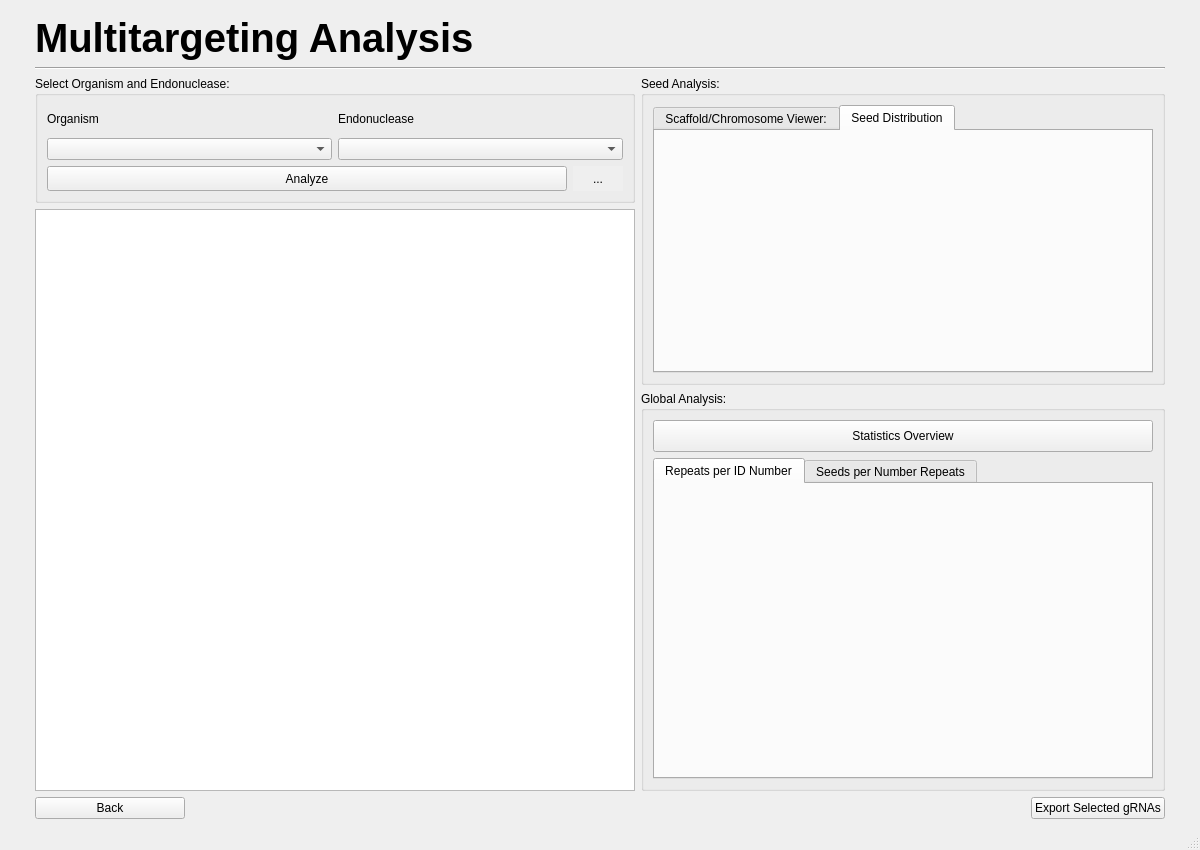
First picture: the form in multitargetingwindow.ui, repository TrinhLab/CASPERapp, before the edit.
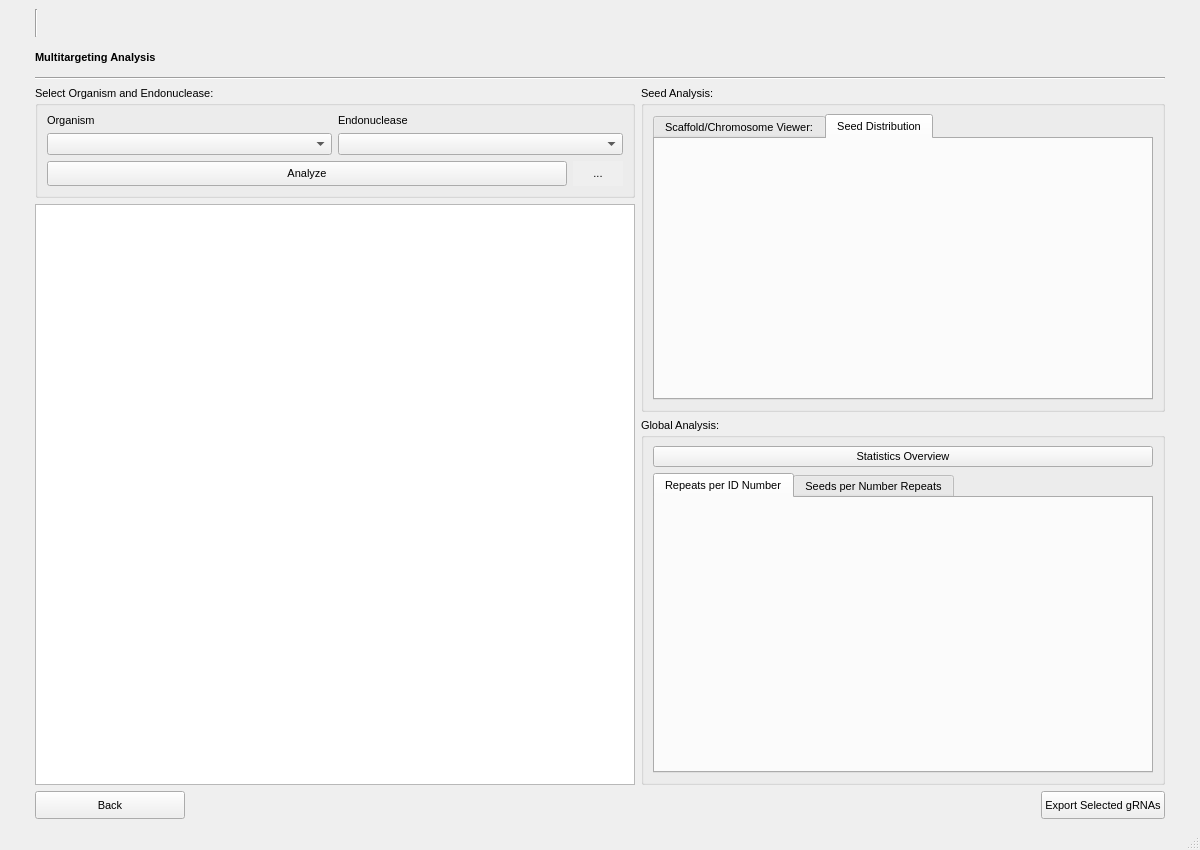
Second picture: the form after the edit. Icons and pictures are not drawn.

```diff
--- a/multitargetingwindow.ui
+++ b/multitargetingwindow.ui
@@ -25,6 +25,11 @@
    <string notr="true"/>
   </property>
   <widget class="QWidget" name="centralwidget">
+   <property name="font">
+    <font>
+     <pointsize>8</pointsize>
+    </font>
+   </property>
    <layout class="QGridLayout" name="gridLayout">
     <item row="13" column="2" alignment="Qt::AlignRight">
      <widget class="QPushButton" name="export_button">
@@ -37,6 +42,7 @@
       <property name="font">
        <font>
         <family>Arial</family>
+        <pointsize>8</pointsize>
         <weight>50</weight>
         <italic>false</italic>
         <bold>false</bold>
@@ -58,6 +64,7 @@
       <property name="font">
        <font>
         <family>Arial</family>
+        <pointsize>8</pointsize>
         <weight>50</weight>
         <italic>false</italic>
         <bold>false</bold>
@@ -97,6 +104,12 @@
     </item>
     <item row="5" column="1">
      <widget class="QTableWidget" name="table">
+      <property name="sizePolicy">
+       <sizepolicy hsizetype="Preferred" vsizetype="Preferred">
+        <horstretch>0</horstretch>
+        <verstretch>0</verstretch>
+       </sizepolicy>
+      </property>
       <property name="minimumSize">
        <size>
         <width>600</width>
@@ -106,6 +119,7 @@
       <property name="font">
        <font>
         <family>Arial</family>
+        <pointsize>8</pointsize>
         <weight>50</weight>
         <italic>false</italic>
         <bold>false</bold>
@@ -134,7 +148,7 @@
       <item row="0" column="0">
        <widget class="QGroupBox" name="groupBox_2">
         <property name="sizePolicy">
-         <sizepolicy hsizetype="Expanding" vsizetype="Preferred">
+         <sizepolicy hsizetype="Expanding" vsizetype="Expanding">
           <horstretch>0</horstretch>
           <verstretch>0</verstretch>
          </sizepolicy>
@@ -148,6 +162,7 @@
         <property name="font">
          <font>
           <family>Arial</family>
+          <pointsize>8</pointsize>
           <weight>50</weight>
           <italic>false</italic>
           <bold>false</bold>
@@ -162,9 +177,15 @@
         <layout class="QGridLayout" name="gridLayout_6">
          <item row="2" column="0">
           <widget class="QTabWidget" name="tabWidget_2">
+           <property name="sizePolicy">
+            <sizepolicy hsizetype="Preferred" vsizetype="Preferred">
+             <horstretch>0</horstretch>
+             <verstretch>0</verstretch>
+            </sizepolicy>
+           </property>
            <property name="minimumSize">
             <size>
-             <width>500</width>
+             <width>0</width>
              <height>0</height>
             </size>
            </property>
@@ -208,6 +229,12 @@
             <layout class="QVBoxLayout" name="verticalLayout_2">
              <item>
               <widget class="QWidget" name="repeats_vs_chromo" native="true">
+               <property name="sizePolicy">
+                <sizepolicy hsizetype="Preferred" vsizetype="Preferred">
+                 <horstretch>0</horstretch>
+                 <verstretch>0</verstretch>
+                </sizepolicy>
+               </property>
                <property name="minimumSize">
                 <size>
                  <width>0</width>
@@ -226,7 +253,7 @@
       <item row="1" column="0">
        <widget class="QGroupBox" name="groupBox_3">
         <property name="sizePolicy">
-         <sizepolicy hsizetype="Expanding" vsizetype="Preferred">
+         <sizepolicy hsizetype="Expanding" vsizetype="Expanding">
           <horstretch>0</horstretch>
           <verstretch>0</verstretch>
          </sizepolicy>
@@ -234,13 +261,13 @@
         <property name="minimumSize">
          <size>
           <width>0</width>
-          <height>400</height>
+          <height>0</height>
          </size>
         </property>
         <property name="maximumSize">
          <size>
           <width>16777215</width>
-          <height>400</height>
+          <height>16777215</height>
          </size>
         </property>
         <property name="toolTip">
@@ -264,6 +291,7 @@
            <property name="font">
             <font>
              <family>Arial</family>
+             <pointsize>8</pointsize>
              <weight>50</weight>
              <italic>false</italic>
              <bold>false</bold>
@@ -329,7 +357,7 @@
       <property name="font">
        <font>
         <family>Arial</family>
-        <pointsize>30</pointsize>
+        <pointsize>8</pointsize>
         <weight>75</weight>
         <italic>false</italic>
         <bold>true</bold>
@@ -345,10 +373,16 @@
     </item>
     <item row="4" column="1">
      <widget class="QGroupBox" name="groupBox">
+      <property name="sizePolicy">
+       <sizepolicy hsizetype="Preferred" vsizetype="Fixed">
+        <horstretch>0</horstretch>
+        <verstretch>0</verstretch>
+       </sizepolicy>
+      </property>
       <property name="minimumSize">
        <size>
-        <width>441</width>
-        <height>127</height>
+        <width>0</width>
+        <height>0</height>
        </size>
       </property>
       <property name="toolTip">
@@ -365,13 +399,21 @@
       </property>
       <layout class="QGridLayout" name="gridLayout_2">
        <item row="2" column="1">
-        <widget class="QComboBox" name="endo_drop"/>
+        <widget class="QComboBox" name="endo_drop">
+         <property name="sizePolicy">
+          <sizepolicy hsizetype="Preferred" vsizetype="Preferred">
+           <horstretch>0</horstretch>
+           <verstretch>0</verstretch>
+          </sizepolicy>
+         </property>
+        </widget>
        </item>
        <item row="0" column="1">
         <widget class="QLabel" name="label_3">
          <property name="font">
           <font>
            <family>Arial</family>
+           <pointsize>8</pointsize>
            <weight>50</weight>
            <italic>false</italic>
            <bold>false</bold>
@@ -387,6 +429,7 @@
          <property name="font">
           <font>
            <family>Arial</family>
+           <pointsize>8</pointsize>
            <weight>50</weight>
            <italic>false</italic>
            <bold>false</bold>
@@ -398,21 +441,35 @@
         </widget>
        </item>
        <item row="2" column="0">
-        <widget class="QComboBox" name="organism_drop"/>
+        <widget class="QComboBox" name="organism_drop">
+         <property name="sizePolicy">
+          <sizepolicy hsizetype="Preferred" vsizetype="Preferred">
+           <horstretch>0</horstretch>
+           <verstretch>0</verstretch>
+          </sizepolicy>
+         </property>
+        </widget>
        </item>
        <item row="5" column="0" colspan="2">
         <layout class="QHBoxLayout" name="horizontalLayout_2">
          <item>
           <widget class="QPushButton" name="Analyze_Button">
+           <property name="sizePolicy">
+            <sizepolicy hsizetype="Preferred" vsizetype="Preferred">
+             <horstretch>0</horstretch>
+             <verstretch>0</verstretch>
+            </sizepolicy>
+           </property>
            <property name="maximumSize">
             <size>
              <width>16777215</width>
-             <height>32</height>
+             <height>16777215</height>
             </size>
            </property>
            <property name="font">
             <font>
              <family>Arial</family>
+             <pointsize>8</pointsize>
              <weight>50</weight>
              <italic>false</italic>
              <bold>false</bold>
@@ -426,7 +483,7 @@
          <item>
           <widget class="QToolButton" name="sql_query_settings">
            <property name="sizePolicy">
-            <sizepolicy hsizetype="Fixed" vsizetype="Fixed">
+            <sizepolicy hsizetype="Preferred" vsizetype="Preferred">
              <horstretch>0</horstretch>
              <verstretch>0</verstretch>
             </sizepolicy>
```
